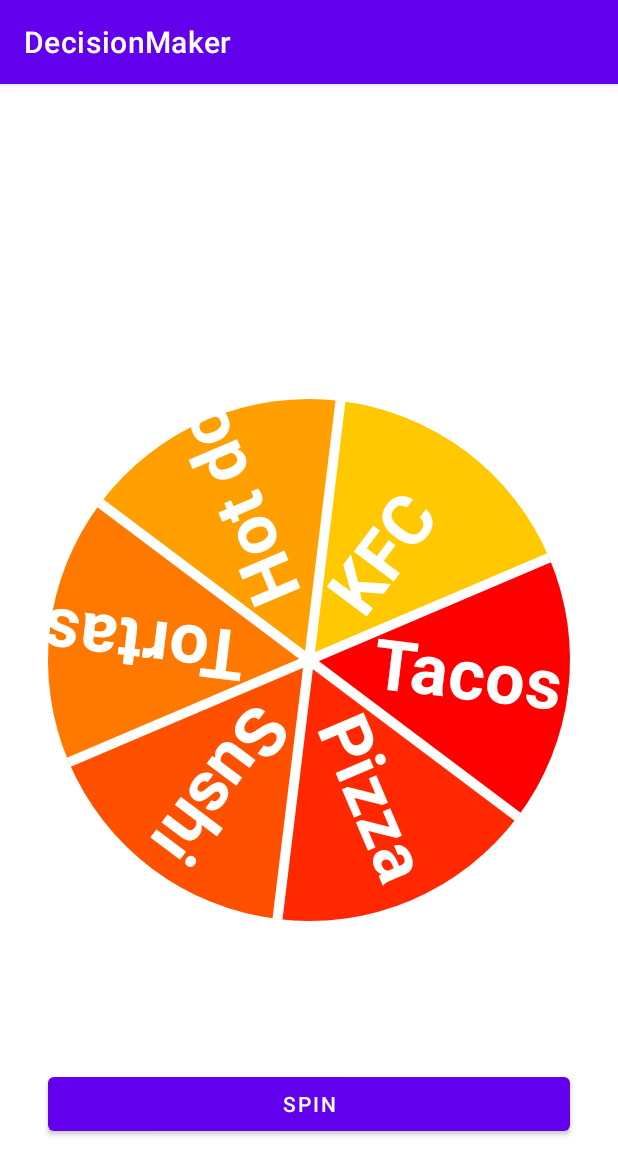
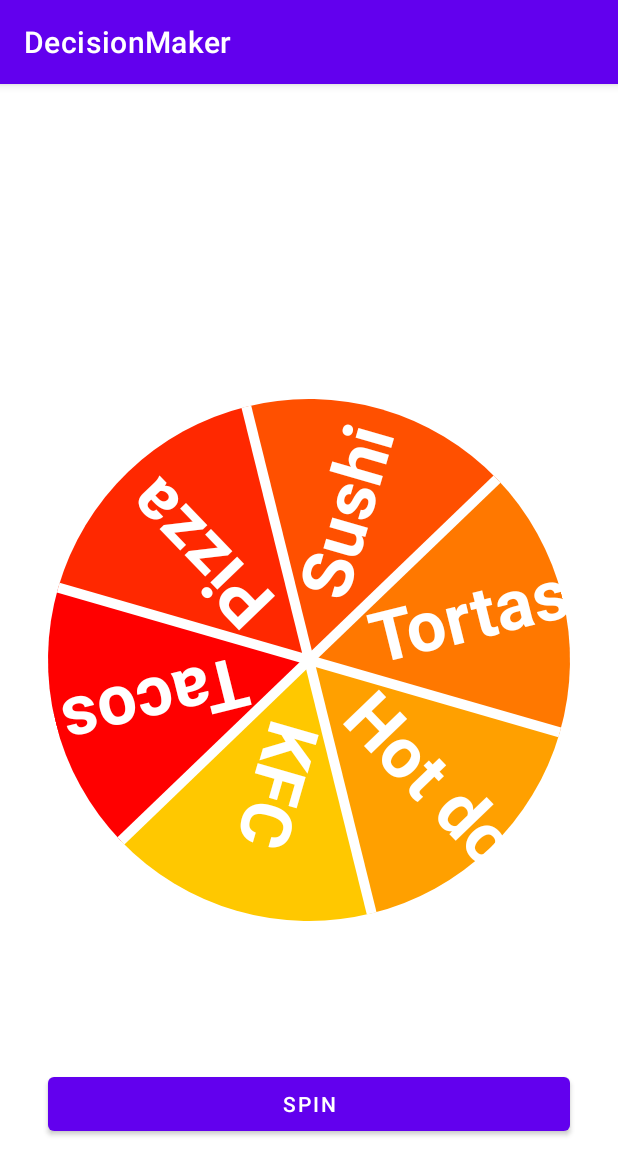
Before and after one commit to ricardo1320/DecisionMaker_Kt, an Android app: the screen it shows after launch (MainActivity), after a tap on "SPIN", on a phone screen of 412 x 824 dp. Shown: the top 1175 px of the screen. Run offline under Robolectric (Android 15) with nearby library versions, the phone set to English and light mode, and no system bars.

Commit message:
Better spinning animation, delete some comments, add a tag for LOG

```diff
--- a/app/src/main/java/com/example/decisionmaker/MainActivity.kt
+++ b/app/src/main/java/com/example/decisionmaker/MainActivity.kt
@@ -5,26 +5,23 @@
 import android.os.Bundle
 import android.os.Handler
 import android.os.Looper
+import android.util.Log
 import android.view.View
 import kotlin.random.Random
 import kotlinx.android.synthetic.main.activity_main.*
 
+//Tag for LOG
+private const val TAG = "MainActivity"
+
 class MainActivity : AppCompatActivity() {
+
+    //Initialize variables for the values of animation (spinning the roulette)
+    var startPoint: Float = 0.0f
+    var endPoint: Float = Random.nextFloat()*720.0f + 720.0f
 
     override fun onCreate(savedInstanceState: Bundle?) {
         super.onCreate(savedInstanceState)
         setContentView(R.layout.activity_main)
-
-        //Runnable for animating the roulette
-        val rouletteRotThread = Runnable {
-            kotlin.run {
-                //val animator:ObjectAnimator = ObjectAnimator.ofFloat(roulette, "rotation", Random.nextFloat()*720.0f + 720.0f)
-                val animator: ObjectAnimator = ObjectAnimator.ofFloat(roulette, "rotation", Random.nextFloat() * 720.0f + 720.0f)
-                animator.setDuration(2000)
-                animator.start()
-            }
-        }
-
 
         //Post delay runnable for 1500 ms
         //val handler = Handler(Looper.myLooper()!!)
@@ -34,7 +31,9 @@
         val listener = View.OnClickListener { view ->
             when(view.id){
                 R.id.button_spin -> {
-                    rouletteRotThread.run()
+                    spinRoulette(startPoint, endPoint)
+                    startPoint = endPoint
+                    endPoint += Random.nextFloat()*720.0f + 720.0f
                 }
             }
         }
@@ -43,4 +42,13 @@
 
     }
 
+    //Function for animating the roulette
+    private fun spinRoulette(start: Float, end: Float){
+        val animator: ObjectAnimator = ObjectAnimator.ofFloat(roulette, "rotation",start, end)
+        animator.setDuration(2000)
+        //Log the values: start and end point of the animation
+        Log.d("MainActivity", "values: ${animator.values[0]}")
+        animator.start()
+    }
+
 }
```
